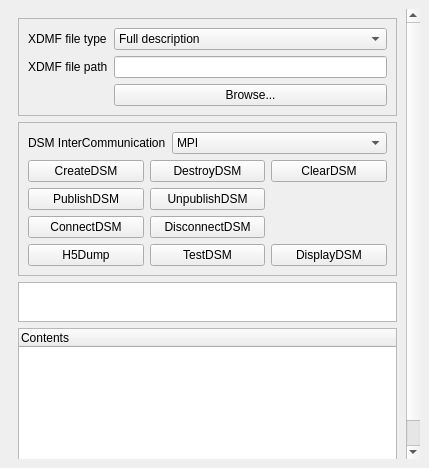
The window that pqDSMViewerPanel.ui (soumagne/icarus) describes before a commit, drawn with Qt 5.
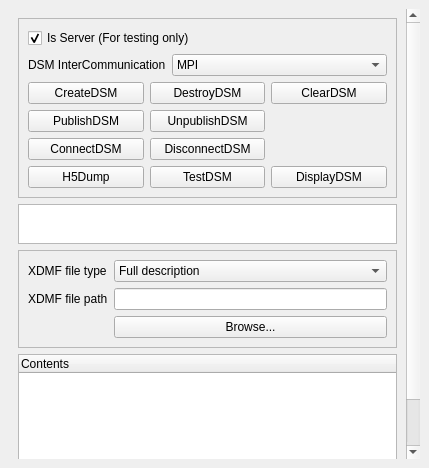
The same window after the commit. Custom widgets are drawn as their Qt base class.

Commit message: Add more support for XdmfDsmCommSocket and socket intercomm in general

```diff
--- a/pqDSMViewerPanel.ui
+++ b/pqDSMViewerPanel.ui
@@ -29,73 +29,10 @@
          <x>0</x>
          <y>0</y>
          <width>393</width>
-         <height>528</height>
+         <height>557</height>
         </rect>
        </property>
        <layout class="QVBoxLayout" name="verticalLayout_4">
-        <item>
-         <widget class="QFrame" name="frame">
-          <property name="minimumSize">
-           <size>
-            <width>0</width>
-            <height>0</height>
-           </size>
-          </property>
-          <property name="frameShape">
-           <enum>QFrame::StyledPanel</enum>
-          </property>
-          <property name="frameShadow">
-           <enum>QFrame::Sunken</enum>
-          </property>
-          <layout class="QVBoxLayout" name="verticalLayout_2">
-           <item>
-            <layout class="QFormLayout" name="formLayout">
-             <property name="fieldGrowthPolicy">
-              <enum>QFormLayout::AllNonFixedFieldsGrow</enum>
-             </property>
-             <item row="1" column="0">
-              <widget class="QLabel" name="xdmfFilePathLabel">
-               <property name="text">
-                <string>XDMF file path</string>
-               </property>
-              </widget>
-             </item>
-             <item row="1" column="1">
-              <widget class="QLineEdit" name="xdmfFilePathLineEdit"/>
-             </item>
-             <item row="0" column="0">
-              <widget class="QLabel" name="xdmfFileTypeLabel">
-               <property name="text">
-                <string>XDMF file type</string>
-               </property>
-              </widget>
-             </item>
-             <item row="0" column="1">
-              <widget class="QComboBox" name="xdmfFileTypeComboBox">
-               <item>
-                <property name="text">
-                 <string>Full description</string>
-                </property>
-               </item>
-               <item>
-                <property name="text">
-                 <string>Pseudo description</string>
-                </property>
-               </item>
-              </widget>
-             </item>
-             <item row="2" column="1">
-              <widget class="QPushButton" name="browseFile">
-               <property name="text">
-                <string>Browse...</string>
-               </property>
-              </widget>
-             </item>
-            </layout>
-           </item>
-          </layout>
-         </widget>
-        </item>
         <item>
          <widget class="QFrame" name="frame_2">
           <property name="enabled">
@@ -114,6 +51,19 @@
            <number>0</number>
           </property>
           <layout class="QVBoxLayout" name="verticalLayout_3">
+           <item>
+            <widget class="QCheckBox" name="dsmIsServer">
+             <property name="text">
+              <string>Is Server (For testing only)</string>
+             </property>
+             <property name="checked">
+              <bool>true</bool>
+             </property>
+             <property name="tristate">
+              <bool>false</bool>
+             </property>
+            </widget>
+           </item>
            <item>
             <layout class="QFormLayout" name="formLayout_3">
              <property name="fieldGrowthPolicy">
@@ -247,6 +197,69 @@
           </property>
          </widget>
         </item>
+        <item>
+         <widget class="QFrame" name="frame">
+          <property name="minimumSize">
+           <size>
+            <width>0</width>
+            <height>0</height>
+           </size>
+          </property>
+          <property name="frameShape">
+           <enum>QFrame::StyledPanel</enum>
+          </property>
+          <property name="frameShadow">
+           <enum>QFrame::Sunken</enum>
+          </property>
+          <layout class="QVBoxLayout" name="verticalLayout_2">
+           <item>
+            <layout class="QFormLayout" name="formLayout">
+             <property name="fieldGrowthPolicy">
+              <enum>QFormLayout::AllNonFixedFieldsGrow</enum>
+             </property>
+             <item row="1" column="0">
+              <widget class="QLabel" name="xdmfFilePathLabel">
+               <property name="text">
+                <string>XDMF file path</string>
+               </property>
+              </widget>
+             </item>
+             <item row="1" column="1">
+              <widget class="QLineEdit" name="xdmfFilePathLineEdit"/>
+             </item>
+             <item row="0" column="0">
+              <widget class="QLabel" name="xdmfFileTypeLabel">
+               <property name="text">
+                <string>XDMF file type</string>
+               </property>
+              </widget>
+             </item>
+             <item row="0" column="1">
+              <widget class="QComboBox" name="xdmfFileTypeComboBox">
+               <item>
+                <property name="text">
+                 <string>Full description</string>
+                </property>
+               </item>
+               <item>
+                <property name="text">
+                 <string>Pseudo description</string>
+                </property>
+               </item>
+              </widget>
+             </item>
+             <item row="2" column="1">
+              <widget class="QPushButton" name="browseFile">
+               <property name="text">
+                <string>Browse...</string>
+               </property>
+              </widget>
+             </item>
+            </layout>
+           </item>
+          </layout>
+         </widget>
+        </item>
         <item>
          <widget class="pqTreeWidget" name="dsmContents">
           <property name="sizePolicy">
```
The commit also changes 8 other files.
